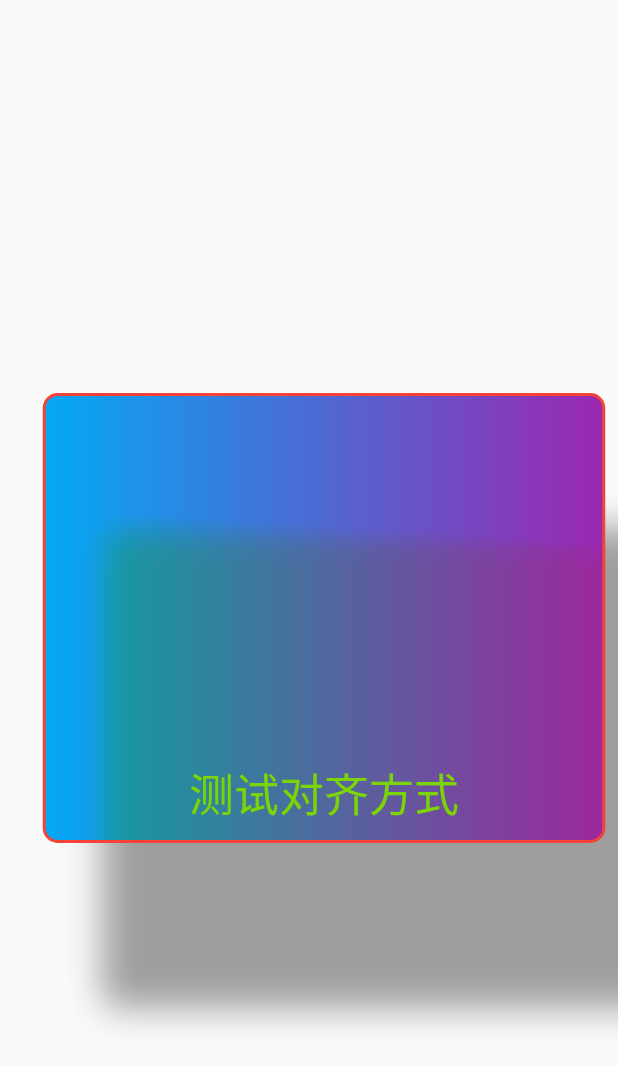
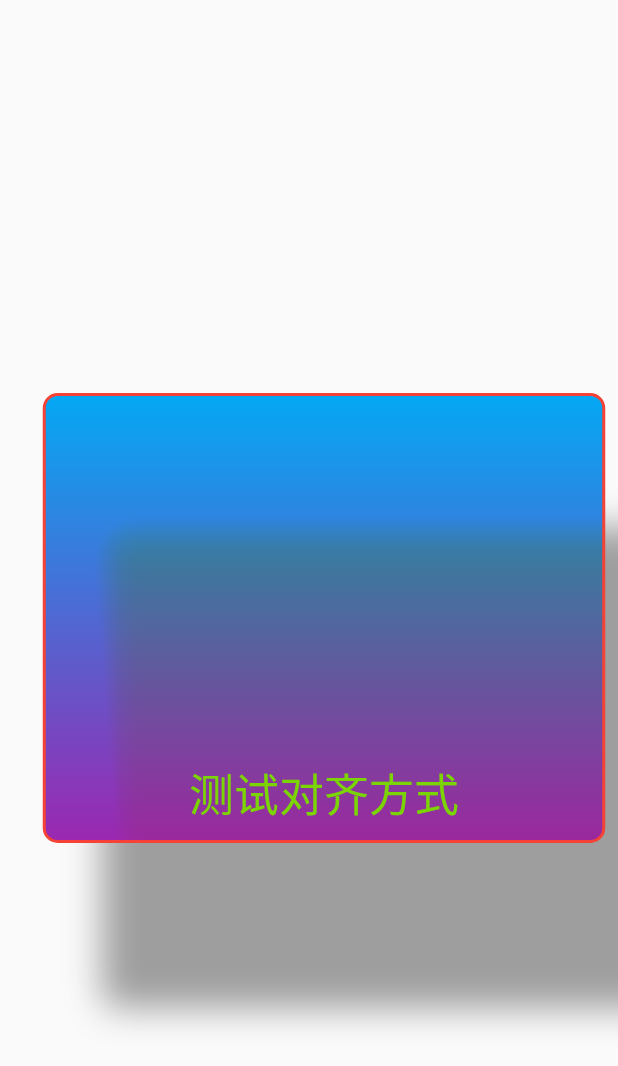
Before and after one commit to zd616nqs/FlutterProject, a Flutter app: the screen it shows after launch, on a phone screen of 412 x 824 dp. Shown: the top 1066 px of the screen. Run offline on Flutter 3.47's test engine with Material 2 defaults, Android fonts, the phone set to English and light mode, and no system bars.

Commit message:
2019年05月24日18:57:02

```diff
--- a/flutterstudy/lib/基础组件学习/1.4.Container、decoration详解.dart
+++ b/flutterstudy/lib/基础组件学习/1.4.Container、decoration详解.dart
@@ -52,8 +52,12 @@ class ContainerExample  extends StatelessWidget {
               //----1.color:颜色,如果这个颜色指定了，最外层的颜色就不能用了，否则会报错，二者不可兼容。
               //----2.image:背景图片,在color之下，gradient之上
               //----3.渐变色，在image之下显示，如果指定了渐变色，color属性就无效了
+              //RadialGradient:镜像渐变  LinearGradient:线性渐变
               gradient: const LinearGradient(
-                colors: [Colors.lightBlue,Colors.purple]
+                colors: [Colors.lightBlue,Colors.purple],
+                //渐变方向，默认从左到右
+                begin: Alignment.topCenter,
+                end: Alignment.bottomCenter,
               ),
               //----4.boxShadow 阴影---
               boxShadow: [
--- a/flutterstudy/lib/基础组件学习/1.5 ListView.dart
+++ b/flutterstudy/lib/基础组件学习/1.5 ListView.dart
@@ -6,7 +6,7 @@ import 'package:flutter/material.dart';
  *    1.在setState方法中新建一个list，把旧list数据拷贝给新的list
  *    2.使用ListView.Builder来构造
  * 当有大量的数据时，推荐、高效的方法时使用ListView.Builder来构造，这样只会动态的修改部分数据，
- * /
+ */
 
 
 
```
